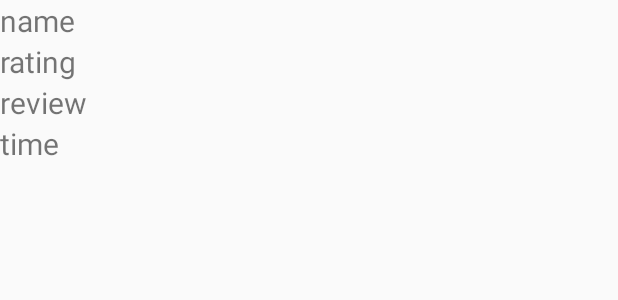
After one commit to sanchi0204/Dishathon-2020, an Android app: the layout single_review_layout.xml on its own in the app's theme, with its tools: preview values and no code run, on a phone screen of 412 x 824 dp. The commit adds this screen. Shown: the top 300 px of the screen. Run offline under Robolectric (Android 15) with nearby library versions, the phone set to English and light mode, and no system bars.

Commit message:
FireBase Database Added for review system

```diff
--- a/app/build.gradle
+++ b/app/build.gradle
@@ -1,4 +1,5 @@
 apply plugin: 'com.android.application'
+apply plugin: 'com.google.gms.google-services'
 
 android {
     compileSdkVersion 29
@@ -30,6 +31,7 @@ dependencies {
     implementation 'com.synnapps:carouselview:0.1.5'
     implementation 'androidx.lifecycle:lifecycle-extensions:2.2.0'
     implementation 'androidx.legacy:legacy-support-v4:1.0.0'
+    implementation 'com.google.firebase:firebase-firestore:21.4.3'
     testImplementation 'junit:junit:4.12'
     androidTestImplementation 'androidx.test.ext:junit:1.1.1'
     androidTestImplementation 'androidx.test.espresso:espresso-core:3.2.0'
--- a/app/src/main/AndroidManifest.xml
+++ b/app/src/main/AndroidManifest.xml
@@ -28,6 +28,7 @@
             </intent-filter>
         </service>
         <activity android:name=".InviteFriends"/>
+        <activity android:name=".ShowingReviews"/>
         <activity android:name=".Add_friends" />
         <activity
             android:name=".Videoview"
--- /dev/null
+++ b/app/src/main/res/layout/single_review_layout.xml
@@ -0,0 +1,38 @@
+<?xml version="1.0" encoding="utf-8"?>
+<RelativeLayout
+    xmlns:android="http://schemas.android.com/apk/res/android" android:layout_width="match_parent"
+    android:layout_height="wrap_content">
+
+
+    <TextView
+        android:id="@+id/Name"
+        android:layout_width="wrap_content"
+        android:layout_height="wrap_content"
+        android:text="name"
+        android:textSize="20sp"/>
+
+    <TextView
+        android:id="@+id/rating"
+        android:layout_below="@id/Name"
+        android:layout_width="wrap_content"
+        android:layout_height="wrap_content"
+        android:text="rating"
+        android:textSize="20sp"/>
+
+    <TextView
+        android:id="@+id/review1"
+        android:layout_below="@+id/rating"
+        android:layout_width="wrap_content"
+        android:layout_height="wrap_content"
+        android:text="review"
+        android:textSize="20sp"/>
+
+    <TextView
+        android:id="@+id/time"
+        android:layout_below="@+id/review1"
+        android:layout_width="wrap_content"
+        android:layout_height="wrap_content"
+        android:text="time"
+        android:textSize="20sp"/>
+
+</RelativeLayout>
--- a/build.gradle
+++ b/build.gradle
@@ -10,6 +10,7 @@ buildscript {
     }
     dependencies {
         classpath 'com.android.tools.build:gradle:3.6.3'
+        classpath 'com.google.gms:google-services:4.3.3'
 
 
         // NOTE: Do not place your application dependencies here; they belong
```
Also changed, not shown: app/src/main/java/com/example/watcho/Adapters/ReviewAdapter.java (added, +62 -0 lines), app/src/main/java/com/example/watcho/Model/Review.java (added, +50 -0 lines), app/src/main/java/com/example/watcho/ShowingReviews.java (added, +64 -0 lines), app/src/main/java/com/example/watcho/Videoview.java (+57 -2 lines), app/src/main/res/layout/activity_showing_reviews.xml (added, +23 -0 lines), 2 other files.
